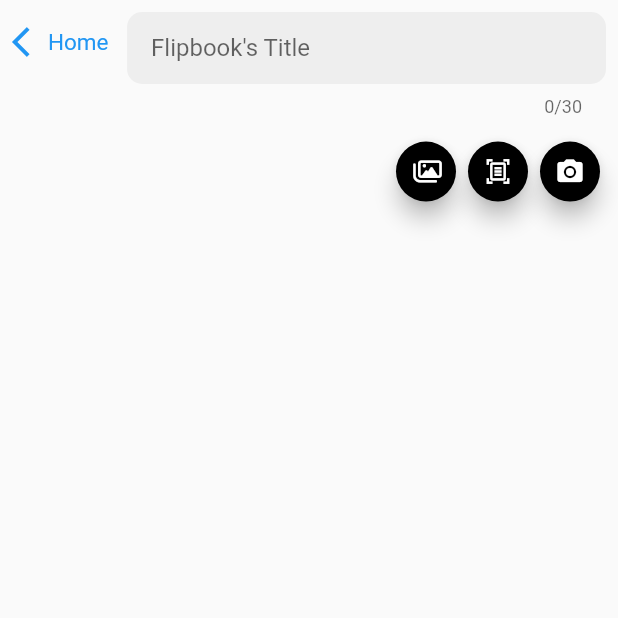
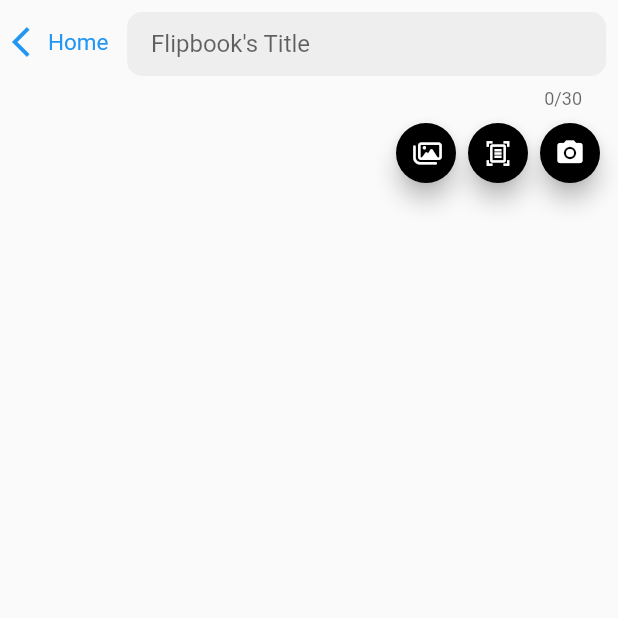
Before and after one commit to jtaxiexpress/flip_book, a Flutter app: the screen it shows after launch, after a tap on the "edit" icon, on a phone screen of 412 x 824 dp, the top half of it. Run offline on Flutter 3.47's test engine with Material 2 defaults, Android fonts, the phone set to English and light mode, and no system bars; drawn by our look-alikes of carousel_slider, google_mobile_ads; our stand-ins replace fluttertoast, font_awesome_flutter, image_gallery_saver, image_picker, jiffy, package_info_plus and 2 more; missing offline and left inert: document_scanner_flutter, ffmpeg_kit_flutter_full_gpl, media_scanner; accounts and stored records are empty; network calls fail.

```diff
--- a/lib/pages/edit_flip_book.dart
+++ b/lib/pages/edit_flip_book.dart
@@ -522,7 +522,7 @@ class _EditFlipBookState extends State<EditFlipBook> {
     final l10n = L10n.of(context)!;
 
     return SizedBox(
-      height: MediaQuery.of(context).size.height * 0.09,
+      height: MediaQuery.of(context).size.height * 0.075,
       child: TextField(
         controller: flipBookNameController,
         onSubmitted: (val) {
--- a/lib/pages/home.dart
+++ b/lib/pages/home.dart
@@ -136,7 +136,7 @@ class _HomeState extends State<Home> {
     final l10n = L10n.of(context)!;
 
     return SizedBox(
-      height: MediaQuery.of(context).size.height * 0.06,
+      height: MediaQuery.of(context).size.height * 0.075,
       child: TextField(
         keyboardType: TextInputType.name,
         controller: searchController,
--- a/lib/pages/new_flip.dart
+++ b/lib/pages/new_flip.dart
@@ -199,7 +199,7 @@ class _NewFlipState extends State<NewFlip> {
     final l10n = L10n.of(context)!;
 
     return SizedBox(
-      height: MediaQuery.of(context).size.height * 0.09,
+      height: MediaQuery.of(context).size.height * 0.075,
       child: TextField(
         controller: flipBookNameController,
         onSubmitted: (val) {
```
Also changed, not shown: 7 other files.
